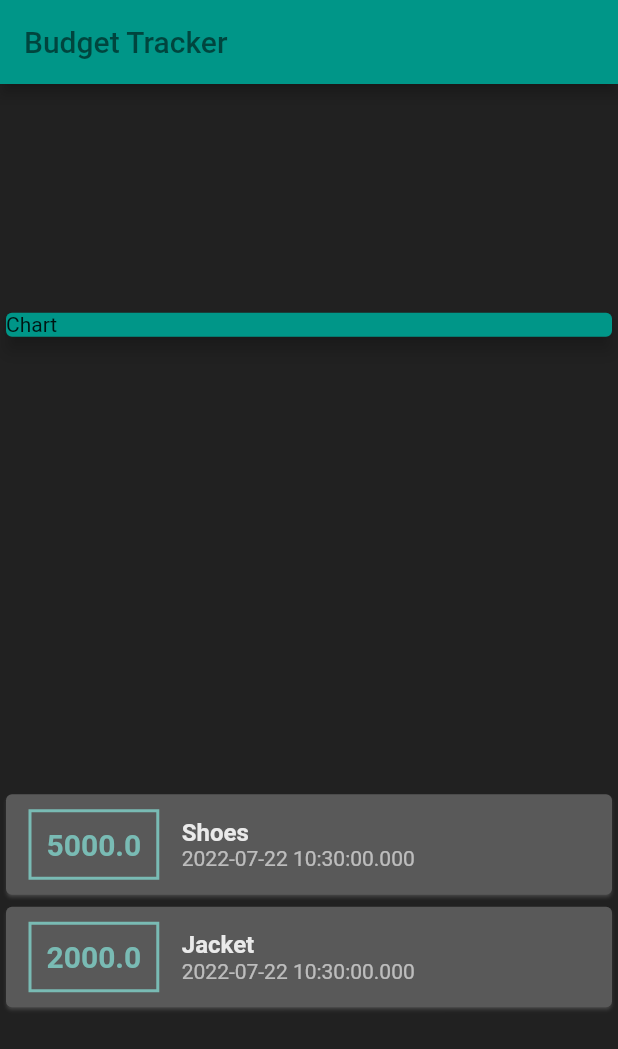
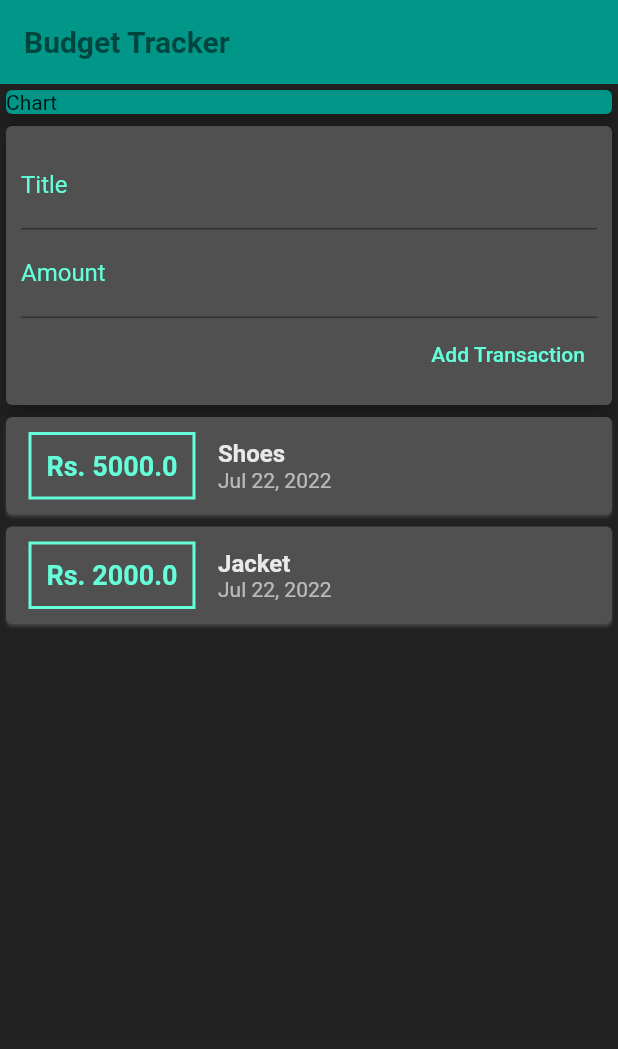
Before and after one commit to alwaysyash/Flutter-App-Budgety, a Flutter app: the screen it shows after launch, on a phone screen of 412 x 824 dp. Shown: the top 1049 px of the screen. Run offline on Flutter 3.47's test engine with Material 2 defaults, Android fonts, the phone set to English and light mode, and no system bars.

Commit message:
Dynamically add new entry from user input

```diff
--- a/lib/main.dart
+++ b/lib/main.dart
@@ -1,16 +1,20 @@
+import './widgets/user_transactions.dart';
 import 'package:flutter/material.dart';
-import './transaction.dart';
+
+import 'package:intl/intl.dart';
 
 void main() {
   runApp(MyApp());
 }
 
-// ignore: use_key_in_widget_constructors
 class MyApp extends StatelessWidget {
-  final List<Transaction> transactions = [
-    Transaction(id: 't1', title: 'Shoes', amount: 5000, date: DateTime.now()),
-    Transaction(id: 't2', title: 'Jacket', amount: 2000, date: DateTime.now()),
-  ];
+  // late String titleInput;
+  // late String amountInput;
+
+  final titleController = TextEditingController();
+  final amountController = TextEditingController();
+
+  MyApp({Key? key}) : super(key: key);
 
   // This widget is the root of your application.
   @override
@@ -21,12 +25,17 @@ class MyApp extends StatelessWidget {
             // backgroundColor: const Color.fromARGB(255, 0, 97, 89),
             backgroundColor: Colors.teal,
             foregroundColor: Colors.black54,
-            title: const Text('Budget Tracker'),
+            shadowColor: Colors.black12,
+
+            title: const Text(
+              'Budget Tracker',
+              style: TextStyle(fontWeight: FontWeight.bold, fontSize: 20),
+            ),
           ),
           backgroundColor: const Color.fromARGB(255, 33, 33, 33),
           body: Column(
-            mainAxisAlignment: MainAxisAlignment.spaceAround,
-            // crossAxisAlignment: CrossAxisAlignment.start,
+            mainAxisAlignment: MainAxisAlignment.start,
+            crossAxisAlignment: CrossAxisAlignment.stretch,
             children: [
               // ignore: sized_box_for_whitespace
               Container(
@@ -41,57 +50,8 @@ class MyApp extends StatelessWidget {
                   child: Text('Chart'),
                 ),
               ),
-              Column(
-                //dynamic card allocation for transactions
-                //As children take only list of widgets we map tansactions list to iterable of widgets and convert to list
-                children: transactions.map((tx) {
-                  return Card(
-                    color: const Color.fromARGB(255, 89, 89, 89),
-                    shadowColor: Colors.grey,
-                    child: Row(children: [
-                      // ignore: avoid_unnecessary_containers
-                      Container(
-                        margin: const EdgeInsets.symmetric(
-                            vertical: 10, horizontal: 15),
-                        decoration: BoxDecoration(
-                          border: Border.all(
-                            color: const Color.fromARGB(255, 121, 187, 180),
-                            width: 2,
-                          ),
-                        ),
-                        padding: const EdgeInsets.all(10),
-                        child: Text(
-                          tx.amount.toString(),
-                          style: const TextStyle(
-                            fontWeight: FontWeight.bold,
-                            fontSize: 20,
-                            color: Color.fromARGB(255, 121, 187, 180),
-                          ),
-                        ),
-                      ),
-                      Column(
-                        crossAxisAlignment: CrossAxisAlignment.start,
-                        children: [
-                          Text(
-                            tx.title,
-                            style: const TextStyle(
-                              fontSize: 16,
-                              fontWeight: FontWeight.bold,
-                              color: Color.fromARGB(223, 255, 255, 255),
-                            ),
-                          ),
-                          Text(
-                            tx.date.toString(),
-                            style: const TextStyle(
-                              color: Colors.white60,
-                            ),
-                          ),
-                        ],
-                      ),
-                    ]),
-                  );
-                }).toList(),
-              )
+
+              const UserTransactions(),
             ],
           )),
     );
--- /dev/null
+++ b/lib/widgets/new_transaction.dart
@@ -0,0 +1,66 @@
+//This is file for Text Inputs
+
+import 'package:flutter/material.dart';
+
+class NewTransaction extends StatelessWidget {
+  final Function addTx;
+
+  // ignore: use_key_in_widget_constructors
+  NewTransaction(this.addTx);
+
+  final titleController = TextEditingController();
+  final amountController = TextEditingController();
+  @override
+  Widget build(BuildContext context) {
+    return Card(
+      color: const Color.fromARGB(255, 80, 80, 80),
+      elevation: 5,
+      child: Container(
+        padding: const EdgeInsets.all(10),
+        child: Column(
+          crossAxisAlignment: CrossAxisAlignment.end,
+          children: [
+            TextField(
+              style: const TextStyle(color: Colors.white),
+              decoration: const InputDecoration(
+                focusColor: Colors.teal,
+                labelText: "Title ",
+                labelStyle: TextStyle(
+                  color: Colors.tealAccent,
+                ),
+              ),
+              controller: titleController,
+              // onChanged: (val) {
+              //   titleInput = val;
+              // },
+            ),
+            TextField(
+              style: const TextStyle(color: Colors.white),
+              decoration: const InputDecoration(
+                focusColor: Colors.teal,
+                labelText: "Amount ",
+                labelStyle: TextStyle(
+                  color: Colors.tealAccent,
+                ),
+              ),
+              controller: amountController,
+              // onChanged: (val) {
+              //   amountInput = val;
+              // },
+            ),
+            TextButton(
+              onPressed: () {
+                addTx(
+                    titleController.text, double.parse(amountController.text));
+              },
+              style: ButtonStyle(
+                foregroundColor: MaterialStateProperty.all(Colors.tealAccent),
+              ),
+              child: const Text("Add Transaction"),
+            ),
+          ],
+        ),
+      ),
+    );
+  }
+}
--- /dev/null
+++ b/lib/widgets/transaction_list.dart
@@ -0,0 +1,74 @@
+//This is file for list widget
+
+// ignore_for_file: use_key_in_widget_constructors
+
+import 'package:flutter/material.dart';
+import '../models/transaction.dart';
+
+import 'package:intl/intl.dart';
+
+class TransactionList extends StatelessWidget {
+  // ignore: unused_field
+  final List<Transaction> transactions;
+
+  const TransactionList(this.transactions);
+
+  @override
+  Widget build(BuildContext context) {
+    return Column(
+      //dynamic card allocation for transactions
+      //As children take only list of widgets we map tansactions list to iterable of widgets and convert to list
+      children: transactions.map((tx) {
+        return Card(
+          color: const Color.fromARGB(255, 80, 80, 80),
+          shadowColor: Colors.grey,
+          child: Row(children: [
+            // ignore: avoid_unnecessary_containers
+            Container(
+              margin: const EdgeInsets.symmetric(vertical: 10, horizontal: 15),
+              decoration: BoxDecoration(
+                border: Border.all(
+                  // color: const Color.fromARGB(255, 121, 187, 180),
+                  color: Colors.tealAccent,
+                  width: 2,
+                ),
+              ),
+              padding: const EdgeInsets.all(10),
+              child: Text(
+                // tx.amount.toString(),
+                // (string interpolation) after $ sign we can reference variable or property name
+                //This is used to concatenate string (string interpolation)
+                'Rs. ${tx.amount}',
+                style: const TextStyle(
+                  fontWeight: FontWeight.bold,
+                  fontSize: 18,
+                  color: Colors.tealAccent,
+                ),
+              ),
+            ),
+            Column(
+              crossAxisAlignment: CrossAxisAlignment.start,
+              children: [
+                Text(
+                  tx.title,
+                  style: const TextStyle(
+                    fontSize: 16,
+                    fontWeight: FontWeight.bold,
+                    color: Color.fromARGB(223, 255, 255, 255),
+                  ),
+                ),
+                Text(
+                  // DateFormat('dd-MM-yyyy').format(tx.date),
+                  DateFormat.yMMMd().format(tx.date), //.add_jm() for time
+                  style: const TextStyle(
+                    color: Colors.white60,
+                  ),
+                ),
+              ],
+            ),
+          ]),
+        );
+      }).toList(),
+    );
+  }
+}
--- /dev/null
+++ b/lib/widgets/user_transactions.dart
@@ -0,0 +1,43 @@
+import 'package:flutter/material.dart';
+import './new_transaction.dart';
+import './transaction_list.dart';
+import '../models/transaction.dart';
+
+class UserTransactions extends StatefulWidget {
+  const UserTransactions({Key? key}) : super(key: key);
+
+  @override
+  State<UserTransactions> createState() => _UserTransactionsState();
+}
+
+class _UserTransactionsState extends State<UserTransactions> {
+  // ignore: unused_field
+  final List<Transaction> _userTransaction = [
+    Transaction(id: 't1', title: 'Shoes', amount: 5000, date: DateTime.now()),
+    Transaction(id: 't2', title: 'Jacket', amount: 2000, date: DateTime.now()),
+  ];
+
+  void _addNewTransaction(String txTitle, double txAmount) {
+    final newTx = Transaction(
+      title: txTitle,
+      amount: txAmount,
+      date: DateTime.now(),
+      id: DateTime.now().toString(),
+    );
+
+    setState(() {
+      //here _userTransaction is final i.e. only address is final
+      _userTransaction.add(newTx);
+    });
+  }
+
+  @override
+  Widget build(BuildContext context) {
+    return Column(
+      children: [
+        NewTransaction(_addNewTransaction),//pass the pointer of function
+        TransactionList(_userTransaction),
+      ],
+    );
+  }
+}
--- a/pubspec.yaml
+++ b/pubspec.yaml
@@ -34,6 +34,7 @@ dependencies:
   # The following adds the Cupertino Icons font to your application.
   # Use with the CupertinoIcons class for iOS style icons.
   cupertino_icons: ^1.0.2
+  intl: ^0.17.0
 
 dev_dependencies:
   flutter_test:
```
Also changed, not shown: lib/models/transaction.dart (renamed from lib/transaction.dart), pubspec.lock.
